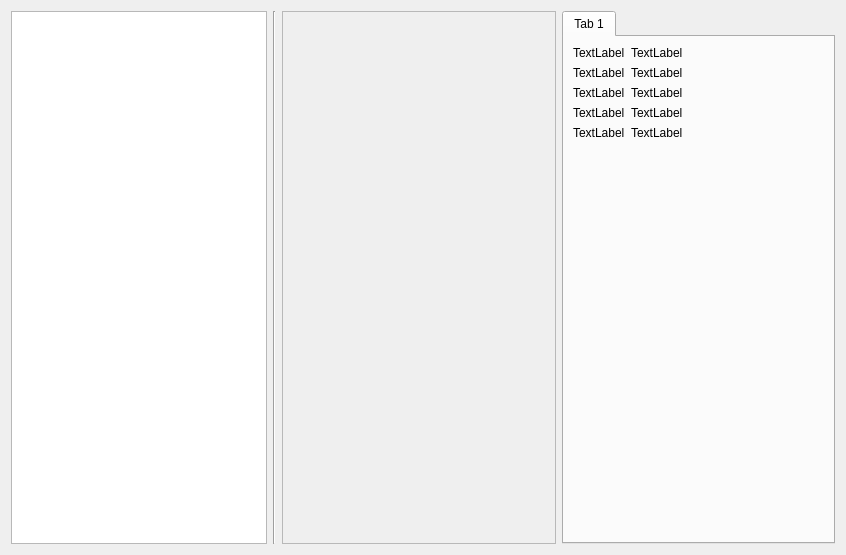
Qt form lb_widget.ui (yukuan1991/line_balance_project) before a commit.
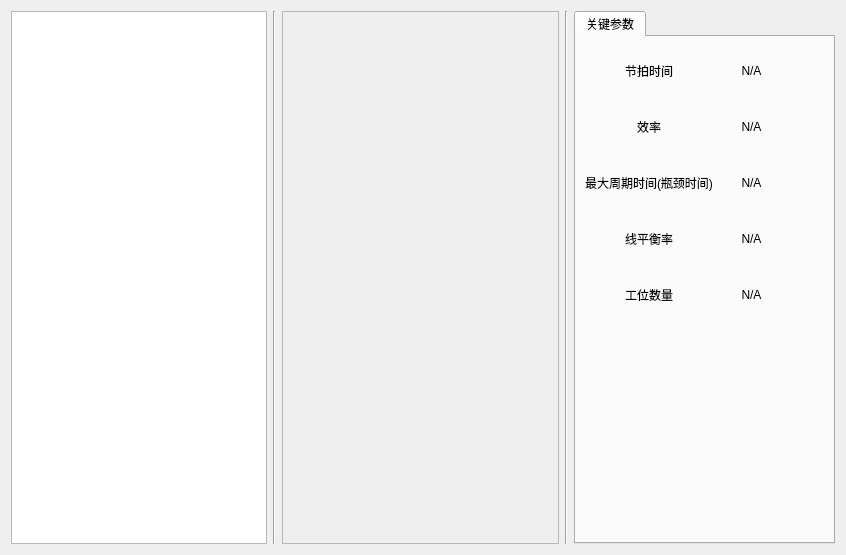
The same form after that commit. Custom widgets are drawn as their Qt base class.

```diff
--- a/lb_widget.ui
+++ b/lb_widget.ui
@@ -15,7 +15,7 @@
   </property>
   <layout class="QHBoxLayout" name="horizontalLayout_5">
    <item>
-    <layout class="QHBoxLayout" name="horizontalLayout_4" stretch="0,0,1,1">
+    <layout class="QHBoxLayout" name="horizontalLayout_4" stretch="0,0,5,0,0">
      <item>
       <widget class="QListWidget" name="listWidget"/>
      </item>
@@ -31,12 +31,12 @@
        <property name="widgetResizable">
         <bool>true</bool>
        </property>
-       <widget class="QWidget" name="scrollAreaWidgetContents">
+       <widget class="station_area" name="widget">
         <property name="geometry">
          <rect>
           <x>0</x>
           <y>0</y>
-          <width>273</width>
+          <width>261</width>
           <height>533</height>
          </rect>
         </property>
@@ -44,6 +44,13 @@
        </widget>
       </widget>
      </item>
+     <item>
+      <widget class="Line" name="line_2">
+       <property name="orientation">
+        <enum>Qt::Vertical</enum>
+       </property>
+      </widget>
+     </item>
      <item>
       <widget class="QTabWidget" name="tabWidget">
        <property name="currentIndex">
@@ -51,7 +58,7 @@
        </property>
        <widget class="QWidget" name="tab">
         <attribute name="title">
-         <string>Tab 1</string>
+         <string>关键参数</string>
         </attribute>
         <layout class="QHBoxLayout" name="horizontalLayout_3">
          <item>
@@ -62,71 +69,158 @@
               <layout class="QGridLayout" name="gridLayout">
                <item row="0" column="0">
                 <widget class="QLabel" name="label">
+                 <property name="minimumSize">
+                  <size>
+                   <width>0</width>
+                   <height>50</height>
+                  </size>
+                 </property>
                  <property name="text">
-                  <string>TextLabel</string>
+                  <string>节拍时间</string>
+                 </property>
+                 <property name="alignment">
+                  <set>Qt::AlignCenter</set>
                  </property>
                 </widget>
                </item>
                <item row="0" column="1">
-                <widget class="QLabel" name="label_2">
+                <widget class="QLabel" name="label_show_takt">
+                 <property name="minimumSize">
+                  <size>
+                   <width>65</width>
+                   <height>50</height>
+                  </size>
+                 </property>
                  <property name="text">
-                  <string>TextLabel</string>
+                  <string>N/A</string>
+                 </property>
+                 <property name="alignment">
+                  <set>Qt::AlignCenter</set>
                  </property>
                 </widget>
                </item>
                <item row="1" column="0">
                 <widget class="QLabel" name="label_3">
+                 <property name="minimumSize">
+                  <size>
+                   <width>0</width>
+                   <height>50</height>
+                  </size>
+                 </property>
                  <property name="text">
-                  <string>TextLabel</string>
+                  <string>效率</string>
+                 </property>
+                 <property name="alignment">
+                  <set>Qt::AlignCenter</set>
                  </property>
                 </widget>
                </item>
                <item row="1" column="1">
                 <widget class="QLabel" name="label_4">
+                 <property name="minimumSize">
+                  <size>
+                   <width>0</width>
+                   <height>50</height>
+                  </size>
+                 </property>
                  <property name="text">
-                  <string>TextLabel</string>
+                  <string>N/A</string>
+                 </property>
+                 <property name="alignment">
+                  <set>Qt::AlignCenter</set>
                  </property>
                 </widget>
                </item>
                <item row="2" column="0">
                 <widget class="QLabel" name="label_5">
+                 <property name="minimumSize">
+                  <size>
+                   <width>0</width>
+                   <height>50</height>
+                  </size>
+                 </property>
                  <property name="text">
-                  <string>TextLabel</string>
+                  <string>最大周期时间(瓶颈时间)</string>
                  </property>
                 </widget>
                </item>
                <item row="2" column="1">
                 <widget class="QLabel" name="label_6">
+                 <property name="minimumSize">
+                  <size>
+                   <width>0</width>
+                   <height>50</height>
+                  </size>
+                 </property>
                  <property name="text">
-                  <string>TextLabel</string>
+                  <string>N/A</string>
+                 </property>
+                 <property name="alignment">
+                  <set>Qt::AlignCenter</set>
                  </property>
                 </widget>
                </item>
                <item row="3" column="0">
                 <widget class="QLabel" name="label_7">
+                 <property name="minimumSize">
+                  <size>
+                   <width>0</width>
+                   <height>50</height>
+                  </size>
+                 </property>
                  <property name="text">
-                  <string>TextLabel</string>
+                  <string>线平衡率</string>
+                 </property>
+                 <property name="alignment">
+                  <set>Qt::AlignCenter</set>
                  </property>
                 </widget>
                </item>
                <item row="3" column="1">
                 <widget class="QLabel" name="label_8">
+                 <property name="minimumSize">
+                  <size>
+                   <width>0</width>
+                   <height>50</height>
+                  </size>
+                 </property>
                  <property name="text">
-                  <string>TextLabel</string>
+                  <string>N/A</string>
+                 </property>
+                 <property name="alignment">
+                  <set>Qt::AlignCenter</set>
                  </property>
                 </widget>
                </item>
                <item row="4" column="0">
                 <widget class="QLabel" name="label_9">
+                 <property name="minimumSize">
+                  <size>
+                   <width>0</width>
+                   <height>50</height>
+                  </size>
+                 </property>
                  <property name="text">
-                  <string>TextLabel</string>
+                  <string>工位数量</string>
+                 </property>
+                 <property name="alignment">
+                  <set>Qt::AlignCenter</set>
                  </property>
                 </widget>
                </item>
                <item row="4" column="1">
                 <widget class="QLabel" name="label_10">
+                 <property name="minimumSize">
+                  <size>
+                   <width>0</width>
+                   <height>50</height>
+                  </size>
+                 </property>
                  <property name="text">
-                  <string>TextLabel</string>
+                  <string>N/A</string>
+                 </property>
+                 <property name="alignment">
+                  <set>Qt::AlignCenter</set>
                  </property>
                 </widget>
                </item>
@@ -170,6 +264,19 @@
    </item>
   </layout>
  </widget>
+ <customwidgets>
+  <customwidget>
+   <class>stack_panel</class>
+   <extends>QListWidget</extends>
+   <header>stack_panel.h</header>
+  </customwidget>
+  <customwidget>
+   <class>station_area</class>
+   <extends>QWidget</extends>
+   <header>station_area.h</header>
+   <container>1</container>
+  </customwidget>
+ </customwidgets>
  <resources/>
  <connections/>
 </ui>
```
Left out of the diff: 2 changed lines with no effect on the pictures.
